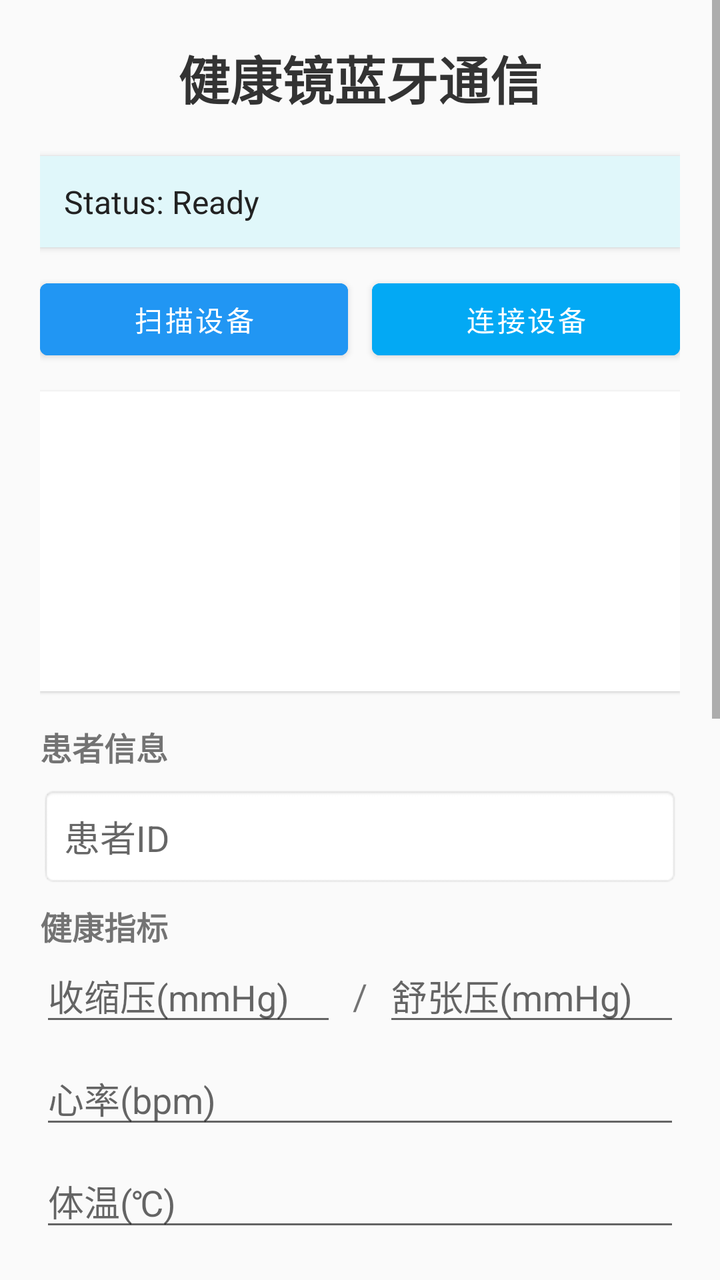
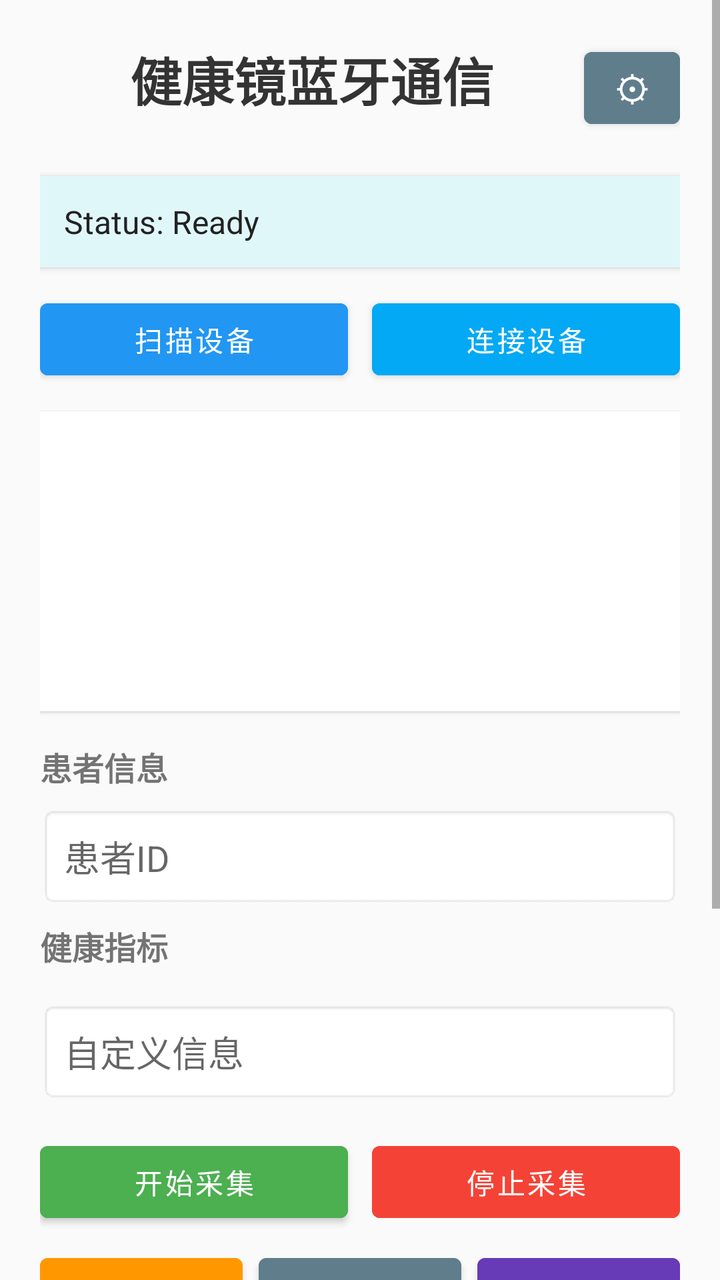

Screens rendered from an Android XML layout before and after an edit, with the pre-edit source and the edit as a unified diff.
<!-- AndroidManifest.xml: application theme Theme.HealthMirror -->
<!-- res/layout/activity_main.xml -->
<?xml version="1.0" encoding="utf-8"?>
<ScrollView xmlns:android="http://schemas.android.com/apk/res/android"
    android:layout_width="match_parent"
    android:layout_height="match_parent"
    android:background="#FAFAFA">

    <LinearLayout
        android:layout_width="match_parent"
        android:layout_height="wrap_content"
        android:orientation="vertical"
        android:padding="20dp">

        
        <TextView
            android:layout_width="match_parent"
            android:layout_height="wrap_content"
            android:text="健康镜蓝牙通信"
            android:textSize="26sp"
            android:textStyle="bold"
            android:textColor="#333"
            android:gravity="center"
            android:layout_marginBottom="20dp" />

        
        <TextView
            android:id="@+id/statusText"
            android:layout_width="match_parent"
            android:layout_height="wrap_content"
            android:text="Status: Ready"
            android:textSize="16sp"
            android:padding="12dp"
            android:textColor="#222"
            android:background="#E0F7FA"
            android:layout_marginBottom="12dp"
            android:elevation="2dp" />

        
        <LinearLayout
            android:layout_width="match_parent"
            android:layout_height="wrap_content"
            android:orientation="horizontal"
            android:layout_marginBottom="12dp">

            <Button
                android:id="@+id/scanButton"
                android:layout_width="0dp"
                android:layout_height="wrap_content"
                android:layout_weight="1"
                android:text="扫描设备"
                android:backgroundTint="#2196F3"
                android:textColor="#fff"
                android:layout_marginEnd="6dp" />

            <Button
                android:id="@+id/connectButton"
                android:layout_width="0dp"
                android:layout_height="wrap_content"
                android:layout_weight="1"
                android:text="连接设备"
                android:backgroundTint="#03A9F4"
                android:textColor="#fff"
                android:layout_marginStart="6dp" />
        </LinearLayout>

        
        <ListView
            android:id="@+id/deviceListView"
            android:layout_width="match_parent"
            android:layout_height="150dp"
            android:background="#FFFFFF"
            android:divider="#ddd"
            android:dividerHeight="1dp"
            android:elevation="1dp"
            android:layout_marginBottom="16dp" />

        
        <LinearLayout
            android:layout_width="match_parent"
            android:layout_height="wrap_content"
            android:orientation="vertical"
            android:layout_marginBottom="16dp">

            <TextView
                android:layout_width="match_parent"
                android:layout_height="wrap_content"
                android:text="患者信息"
                android:textSize="16sp"
                android:textStyle="bold"
                android:layout_marginBottom="8dp"/>

            <EditText
                android:id="@+id/patientIdEdit"
                android:layout_width="match_parent"
                android:layout_height="wrap_content"
                android:hint="患者ID"
                android:inputType="number"
                android:padding="12dp"
                android:layout_marginBottom="8dp"
                android:background="@android:drawable/editbox_background"/>

            <LinearLayout
                android:layout_width="match_parent"
                android:layout_height="wrap_content"
                android:orientation="vertical"
                android:layout_marginBottom="16dp">

                <TextView
                    android:layout_width="match_parent"
                    android:layout_height="wrap_content"
                    android:text="健康指标"
                    android:textSize="16sp"
                    android:textStyle="bold"/>

                
                <LinearLayout
                    android:layout_width="match_parent"
                    android:layout_height="wrap_content"
                    android:orientation="horizontal">

                    <EditText
                        android:id="@+id/bloodPressureSystolic"
                        android:layout_width="0dp"
                        android:layout_height="wrap_content"
                        android:layout_weight="1"
                        android:hint="收缩压(mmHg)"
                        android:inputType="number"/>

                    <TextView
                        android:layout_width="wrap_content"
                        android:layout_height="wrap_content"
                        android:text="/"
                        android:textSize="18sp"
                        android:padding="8dp"/>

                    <EditText
                        android:id="@+id/bloodPressureDiastolic"
                        android:layout_width="0dp"
                        android:layout_height="wrap_content"
                        android:layout_weight="1"
                        android:hint="舒张压(mmHg)"
                        android:inputType="number"/>
                </LinearLayout>

                
                <EditText
                    android:id="@+id/heartRate"
                    android:layout_width="match_parent"
                    android:layout_height="wrap_content"
                    android:hint="心率(bpm)"
                    android:inputType="number"
                    android:layout_marginTop="8dp"/>

                
                <EditText
                    android:id="@+id/bodyTemp"
                    android:layout_width="match_parent"
                    android:layout_height="wrap_content"
                    android:hint="体温(℃)"
                    android:inputType="numberDecimal"
                    android:layout_marginTop="8dp"/>

                
                <EditText
                    android:id="@+id/bloodOxygen"
                    android:layout_width="match_parent"
                    android:layout_height="wrap_content"
                    android:hint="血氧饱和度(%)"
                    android:inputType="number"
                    android:layout_marginTop="8dp"/>

                
                <EditText
                    android:id="@+id/medicalNotes"
                    android:layout_width="match_parent"
                    android:layout_height="wrap_content"
                    android:hint="医生备注"
                    android:layout_marginTop="8dp"/>
            </LinearLayout>

            <EditText
                android:id="@+id/patientCustomInfoEdit"
                android:layout_width="match_parent"
                android:layout_height="wrap_content"
                android:hint="自定义信息"
                android:padding="12dp"
                android:background="@android:drawable/editbox_background"/>
        </LinearLayout>

        
        <LinearLayout
            android:layout_width="match_parent"
            android:layout_height="wrap_content"
            android:orientation="horizontal"
            android:layout_marginBottom="8dp">

            <Button
                android:id="@+id/startCaptureButton"
                android:layout_width="0dp"
                android:layout_height="wrap_content"
                android:layout_weight="1"
                android:text="开始采集"
                android:layout_marginEnd="6dp"
                android:backgroundTint="#4CAF50"
                android:textColor="#fff" />

            <Button
                android:id="@+id/stopCaptureButton"
                android:layout_width="0dp"
                android:layout_height="wrap_content"
                android:layout_weight="1"
                android:text="停止采集"
                android:layout_marginStart="6dp"
                android:backgroundTint="#F44336"
                android:textColor="#fff"
                android:enabled="false"/>
        </LinearLayout>

        
        <LinearLayout
            android:id="@+id/TimeBar"

            android:layout_width="match_parent"
            android:layout_height="wrap_content"
            android:orientation="vertical"
            android:layout_marginBottom="16dp"
            android:visibility="gone">

            <ProgressBar
                android:id="@+id/captureProgressBar"

                style="?android:attr/progressBarStyleHorizontal"
                android:layout_width="match_parent"
                android:layout_height="wrap_content"
                android:layout_marginBottom="4dp"/>

            <TextView
                android:id="@+id/captureTimeText"
                android:layout_width="match_parent"
                android:layout_height="wrap_content"
                android:text="00:00"
                android:textSize="14sp"
                android:gravity="center"/>
        </LinearLayout>

        
        <LinearLayout
            android:layout_width="match_parent"
            android:layout_height="wrap_content"
            android:orientation="horizontal"
            android:layout_marginBottom="12dp">

            <Button
                android:id="@+id/syncTimeButton"
                android:layout_width="0dp"
                android:layout_height="wrap_content"
                android:layout_weight="1"
                android:text="时间同步"
                android:layout_marginEnd="4dp"
                android:backgroundTint="#FF9800"
                android:textColor="#fff" />

            <Button
                android:id="@+id/refreshInfoButton"
                android:layout_width="0dp"
                android:layout_height="wrap_content"
                android:layout_weight="1"
                android:text="刷新信息"
                android:layout_marginStart="4dp"
                android:layout_marginEnd="4dp"
                android:backgroundTint="#607D8B"
                android:textColor="#fff" />

            <Button
                android:id="@+id/configWifiButton"
                android:layout_width="0dp"
                android:layout_height="wrap_content"
                android:layout_weight="1"
                android:text="配置网络"
                android:layout_marginStart="4dp"
                android:backgroundTint="#673AB7"
                android:textColor="#fff" />
        </LinearLayout>

        
        <Button
            android:id="@+id/capturePhotoButton"
            android:layout_width="match_parent"
            android:layout_height="wrap_content"
            android:text="拍照上传"
            android:layout_marginBottom="16dp"
            android:backgroundTint="#9C27B0"
            android:textColor="#fff"/>

        
        <TextView
            android:layout_width="match_parent"
            android:layout_height="wrap_content"
            android:text="设备信息:"
            android:textSize="18sp"
            android:textStyle="bold"
            android:textColor="#333"
            android:layout_marginBottom="8dp" />

        
        <TextView
            android:id="@+id/deviceInfoText"
            android:layout_width="match_parent"
            android:layout_height="wrap_content"
            android:minHeight="100dp"
            android:background="#F1F8E9"
            android:padding="12dp"
            android:text="暂无设备信息"
            android:textSize="14sp"
            android:textColor="#444" />
    </LinearLayout>
</ScrollView>
<!-- resources referenced by this layout -->
<resources>
  <style name="Theme.HealthMirror" parent="Theme.MaterialComponents.DayNight.NoActionBar">
          
          <item name="colorPrimary">@color/purple_500</item>
          <item name="colorPrimaryVariant">@color/purple_700</item>
          <item name="colorOnPrimary">@color/white</item>
          
          <item name="colorSecondary">@color/teal_200</item>
          <item name="colorSecondaryVariant">@color/teal_700</item>
          <item name="colorOnSecondary">@color/black</item>
          
          <item name="android:statusBarColor">?attr/colorPrimaryVariant</item>
          
      </style>
  <color name="purple_500">#FF6200EE</color>
  <color name="purple_700">#FF3700B3</color>
  <color name="white">#FFFFFFFF</color>
  <color name="teal_200">#FF03DAC5</color>
  <color name="teal_700">#FF018786</color>
  <color name="black">#FF000000</color>
</resources>

<!-- the commit's change to res/layout/activity_main.xml (unified diff, before → after) -->
@@ -11,15 +11,31 @@
         android:padding="20dp">
 
         
-        <TextView
-            android:layout_width="match_parent"
-            android:layout_height="wrap_content"
-            android:text="健康镜蓝牙通信"
-            android:textSize="26sp"
-            android:textStyle="bold"
-            android:textColor="#333"
-            android:gravity="center"
-            android:layout_marginBottom="20dp" />
+        <LinearLayout
+            android:layout_width="match_parent"
+            android:layout_height="wrap_content"
+            android:orientation="horizontal"
+            android:layout_marginBottom="20dp">
+
+            <TextView
+                android:layout_width="0dp"
+                android:layout_height="wrap_content"
+                android:layout_weight="1"
+                android:text="健康镜蓝牙通信"
+                android:textSize="26sp"
+                android:textStyle="bold"
+                android:textColor="#333"
+                android:gravity="center" />
+
+            <Button
+                android:id="@+id/settingsButton"
+                android:layout_width="48dp"
+                android:layout_height="48dp"
+                android:text="⚙"
+                android:textSize="18sp"
+                android:backgroundTint="#607D8B"
+                android:textColor="#fff" />
+        </LinearLayout>
 
         
         <TextView
@@ -98,6 +114,7 @@
                 android:layout_marginBottom="8dp"
                 android:background="@android:drawable/editbox_background"/>
 
+            
             <LinearLayout
                 android:layout_width="match_parent"
                 android:layout_height="wrap_content"
@@ -112,69 +129,19 @@
                     android:textStyle="bold"/>
 
                 
-                <LinearLayout
+                <ScrollView
                     android:layout_width="match_parent"
                     android:layout_height="wrap_content"
-                    android:orientation="horizontal">
-
-                    <EditText
-                        android:id="@+id/bloodPressureSystolic"
-                        android:layout_width="0dp"
+                    android:maxHeight="300dp">
+
+                    <LinearLayout
+                        android:id="@+id/healthIndicatorsContainer"
+                        android:layout_width="match_parent"
                         android:layout_height="wrap_content"
-                        android:layout_weight="1"
-                        android:hint="收缩压(mmHg)"
-                        android:inputType="number"/>
-
-                    <TextView
-                        android:layout_width="wrap_content"
-                        android:layout_height="wrap_content"
-                        android:text="/"
-                        android:textSize="18sp"
-                        android:padding="8dp"/>
-
-                    <EditText
-                        android:id="@+id/bloodPressureDiastolic"
-                        android:layout_width="0dp"
-                        android:layout_height="wrap_content"
-                        android:layout_weight="1"
-                        android:hint="舒张压(mmHg)"
-                        android:inputType="number"/>
-                </LinearLayout>
-
-                
-                <EditText
-                    android:id="@+id/heartRate"
-                    android:layout_width="match_parent"
-                    android:layout_height="wrap_content"
-                    android:hint="心率(bpm)"
-                    android:inputType="number"
-                    android:layout_marginTop="8dp"/>
-
-                
-                <EditText
-                    android:id="@+id/bodyTemp"
-                    android:layout_width="match_parent"
-                    android:layout_height="wrap_content"
-                    android:hint="体温(℃)"
-                    android:inputType="numberDecimal"
-                    android:layout_marginTop="8dp"/>
-
-                
-                <EditText
-                    android:id="@+id/bloodOxygen"
-                    android:layout_width="match_parent"
-                    android:layout_height="wrap_content"
-                    android:hint="血氧饱和度(%)"
-                    android:inputType="number"
-                    android:layout_marginTop="8dp"/>
-
-                
-                <EditText
-                    android:id="@+id/medicalNotes"
-                    android:layout_width="match_parent"
-                    android:layout_height="wrap_content"
-                    android:hint="医生备注"
-                    android:layout_marginTop="8dp"/>
+                        android:orientation="vertical">
+                        
+                    </LinearLayout>
+                </ScrollView>
             </LinearLayout>
 
             <EditText
@@ -218,7 +185,6 @@
         
         <LinearLayout
             android:id="@+id/TimeBar"
-
             android:layout_width="match_parent"
             android:layout_height="wrap_content"
             android:orientation="vertical"
@@ -227,7 +193,6 @@
 
             <ProgressBar
                 android:id="@+id/captureProgressBar"
-
                 style="?android:attr/progressBarStyleHorizontal"
                 android:layout_width="match_parent"
                 android:layout_height="wrap_content"
